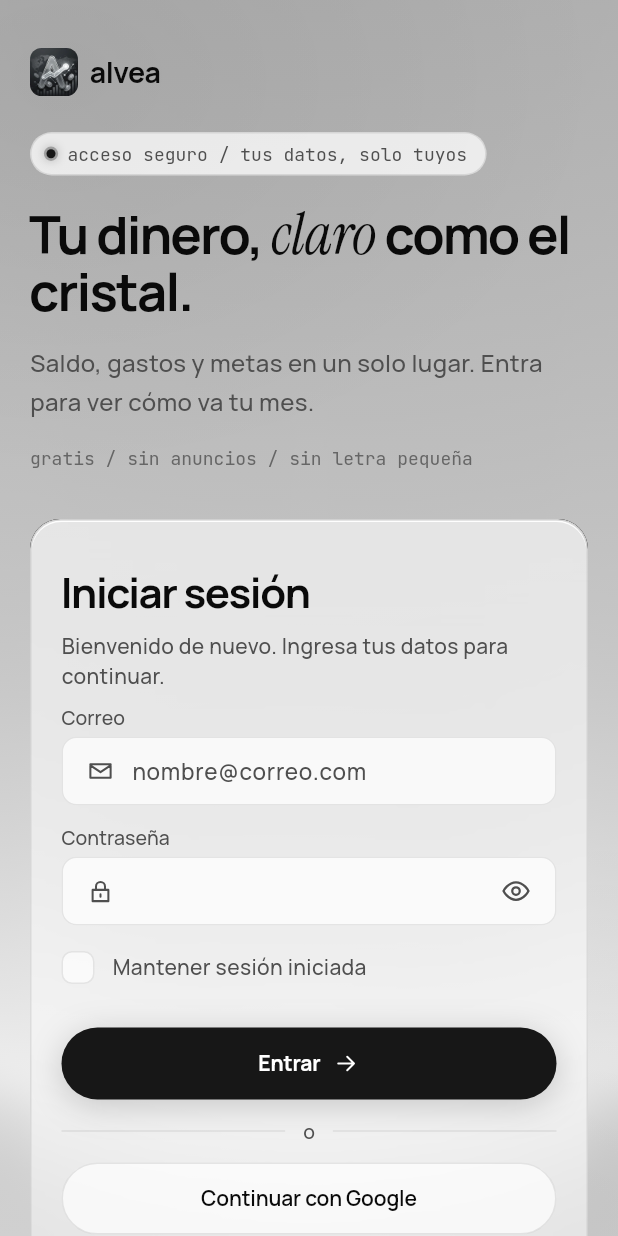
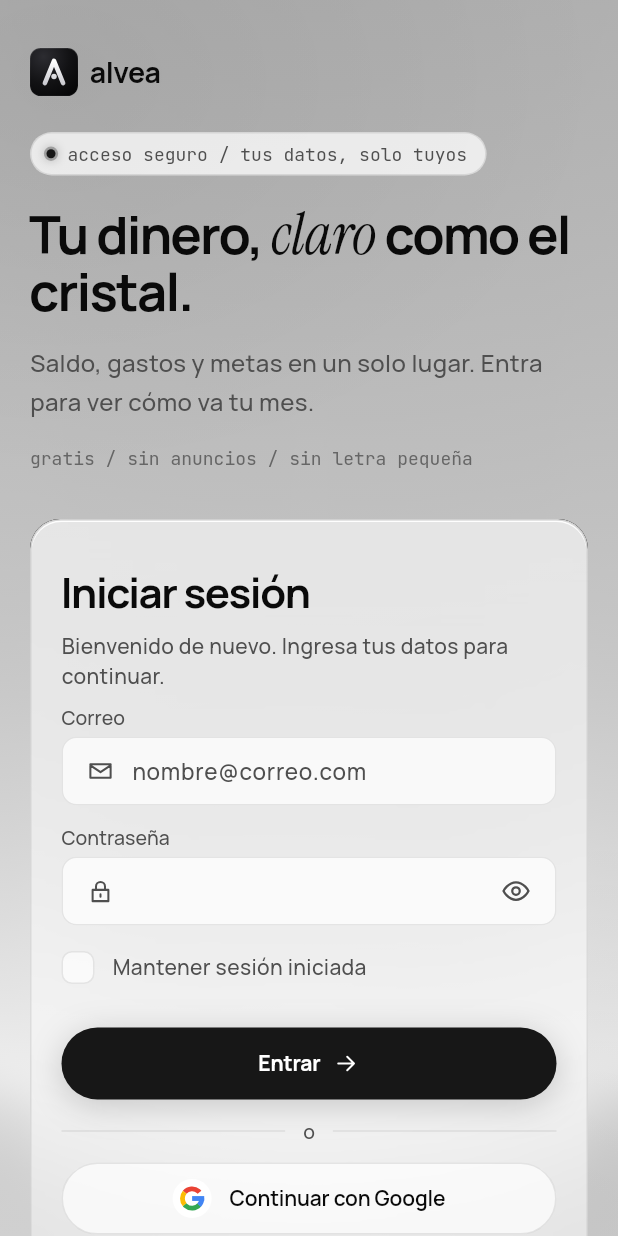
Before and after one commit to Romanxt66/app-finanzas, a Flutter app: the screen it shows after launch, after a tap on "Mantener sesión iniciada", on a phone screen of 412 x 824 dp. Run offline on Flutter 3.47's test engine with Material 3 defaults, Android fonts, the phone set to English and light mode, and no system bars; our stand-ins replace file_picker, flutter_local_notifications, go_router, google_sign_in, local_auth, path_drawing and 3 more; missing offline and left inert: dart:js_interop, qr; accounts and stored records are empty.

Commit message:
App: logo nuevo en todos los iconos y la «G» de Google en su botón
- Logo: la «A» de trazo redondeado con un punto, vectorial en la app (sin asset) y regenerado en el
  icono adaptativo (fondo + primer plano + monocromo), iconos antiguos, avisos, arranque (claro y
  oscuro), iconos web y el de Play Store.
- «Continuar con Google» lleva la G oficial de cuatro colores sobre un círculo blanco.

Co-Authored-By: Claude Opus 5.5 <noreply@anthropic.com>
Claude-Session: https://claude.ai/code/session_01X52oSVqZLr5rtP1juLxQFz

```diff
--- a/flutter_app/lib/screens/auth_screens.dart
+++ b/flutter_app/lib/screens/auth_screens.dart
@@ -9,6 +9,7 @@ import '../core/password.dart';
 import '../core/state.dart';
 import '../ui/buttons.dart';
 import '../ui/glass.dart';
+import '../ui/google_mark.dart';
 import '../ui/inputs.dart';
 import '../ui/motion.dart';
 import '../ui/theme.dart';
@@ -808,6 +809,7 @@ class _GoogleSignInSectionState extends State<GoogleSignInSection> {
           CrButton(
             variant: CrButtonVariant.glass,
             label: 'Continuar con Google',
+            leading: const GoogleMark(),
             expand: true,
             height: 48,
             onPressed: _busy ? null : _start,
--- a/flutter_app/lib/ui/buttons.dart
+++ b/flutter_app/lib/ui/buttons.dart
@@ -13,6 +13,7 @@ class CrButton extends StatefulWidget {
     super.key,
     this.label,
     this.icon,
+    this.leading,
     this.trailingIcon,
     this.variant = CrButtonVariant.glass,
     this.small = false,
@@ -23,6 +24,9 @@ class CrButton extends StatefulWidget {
   });
   final String? label;
   final String? icon;
+
+  /// Marca propia antes del texto en lugar de [icon] (p. ej. la «G» de Google).
+  final Widget? leading;
   final String? trailingIcon;
   final CrButtonVariant variant;
   final bool small;
@@ -72,8 +76,9 @@ class _CrButtonState extends State<CrButton> {
       mainAxisSize: widget.expand ? MainAxisSize.max : MainAxisSize.min,
       mainAxisAlignment: MainAxisAlignment.center,
       children: [
-        if (widget.icon != null) CrIcon(widget.icon!, size: 18, color: fg),
-        if (widget.icon != null && widget.label != null) const SizedBox(width: space2),
+        if (widget.leading != null) ...[widget.leading!, const SizedBox(width: space3)],
+        if (widget.leading == null && widget.icon != null) CrIcon(widget.icon!, size: 18, color: fg),
+        if (widget.leading == null && widget.icon != null && widget.label != null) const SizedBox(width: space2),
         if (widget.label != null)
           Flexible(
             child: Text(
--- /dev/null
+++ b/flutter_app/lib/ui/google_mark.dart
@@ -0,0 +1,54 @@
+import 'dart:math' as math;
+
+import 'package:flutter/material.dart';
+
+/// La «G» de Google con sus cuatro colores sobre un círculo blanco, como pide su guía de marca para
+/// los botones de inicio de sesión. Vectorial: se ve nítida a cualquier tamaño y sin assets.
+class GoogleMark extends StatelessWidget {
+  const GoogleMark({super.key, this.size = 26});
+  final double size;
+
+  @override
+  Widget build(BuildContext context) => ExcludeSemantics(
+    child: Container(
+      width: size,
+      height: size,
+      decoration: const BoxDecoration(color: Colors.white, shape: BoxShape.circle),
+      alignment: Alignment.center,
+      child: CustomPaint(size: Size.square(size * 0.62), painter: const GoogleGPainter()),
+    ),
+  );
+}
+
+class GoogleGPainter extends CustomPainter {
+  const GoogleGPainter();
+
+  static const blue = Color(0xFF4285F4);
+  static const green = Color(0xFF34A853);
+  static const yellow = Color(0xFFFBBC05);
+  static const red = Color(0xFFEA4335);
+
+  @override
+  void paint(Canvas canvas, Size size) {
+    final s = size.shortestSide;
+    final w = s * 0.2; // grosor del trazo
+    final r = (s - w) / 2;
+    final center = Offset(size.width / 2, size.height / 2);
+    final rect = Rect.fromCircle(center: center, radius: r);
+    Paint arc(Color color) => Paint()
+      ..style = PaintingStyle.stroke
+      ..strokeWidth = w
+      ..color = color;
+    double deg(double d) => d * math.pi / 180;
+    // Ángulos en el sentido de las agujas del reloj desde las 3: la abertura queda arriba a la derecha
+    canvas.drawArc(rect, deg(-140), deg(100), false, arc(red));
+    canvas.drawArc(rect, deg(140), deg(80), false, arc(yellow));
+    canvas.drawArc(rect, deg(42), deg(98), false, arc(green));
+    canvas.drawArc(rect, deg(0), deg(44), false, arc(blue));
+    // Barra horizontal de la G
+    canvas.drawRect(Rect.fromLTRB(center.dx, center.dy - w / 2, center.dx + r + w / 2, center.dy + w / 2), Paint()..color = blue);
+  }
+
+  @override
+  bool shouldRepaint(GoogleGPainter oldDelegate) => false;
+}
--- a/flutter_app/lib/ui/logo.dart
+++ b/flutter_app/lib/ui/logo.dart
@@ -1,13 +1,16 @@
 import 'package:flutter/material.dart';
 
-/// Logotipo de Alvea: la «A» plateada con la línea de tendencia sobre el mapa y las barras
-/// (`assets/brand/logo.webp`). [AlveaLogoPainter] queda como versión vectorial para dibujar sin assets.
+/// Logotipo de Alvea: la «A» de trazo redondeado con un punto, sobre el cuadrado oscuro
+/// (`brand/alvea-icon.svg`). Se dibuja en vectorial: nítido a cualquier tamaño y sin esperar a un asset.
 class AlveaLogo extends StatelessWidget {
-  const AlveaLogo({super.key, this.size = 32, this.background = true});
+  const AlveaLogo({super.key, this.size = 32, this.background = true, this.ink});
   final double size;
 
-  /// Con el cuadrado redondeado de fondo; sin él queda solo el símbolo.
+  /// Con el cuadrado redondeado de fondo; sin él queda solo el símbolo (para poner sobre algo oscuro).
   final bool background;
+
+  /// Color liso del símbolo; por defecto, blanco con un degradado plateado.
+  final Color? ink;
 
   @override
   Widget build(BuildContext context) => Semantics(
@@ -15,33 +18,23 @@ class AlveaLogo extends StatelessWidget {
     image: true,
     child: SizedBox.square(
       dimension: size,
-      child: ClipRRect(
-        // Sin fondo (p. ej. dentro de la intro, que ya pone su propio cuadrado) apenas se redondea
-        borderRadius: BorderRadius.circular(size * (background ? 0.24 : 0.16)),
-        child: Image.asset(
-          'assets/brand/logo.webp',
-          width: size,
-          height: size,
-          fit: BoxFit.cover,
-          filterQuality: FilterQuality.medium,
-          // Mientras carga (o si falla), el símbolo vectorial
-          errorBuilder: (_, _, _) => CustomPaint(painter: AlveaLogoPainter(background: background)),
-          frameBuilder: (context, child, frame, sync) =>
-              frame == null && !sync ? CustomPaint(painter: AlveaLogoPainter(background: background)) : child,
-        ),
+      child: CustomPaint(
+        painter: AlveaLogoPainter(background: background, ink: ink),
       ),
     ),
   );
 }
 
+/// Dibuja la marca en una caja de 108 × 108 (la del icono adaptativo de Android), escalada al tamaño.
 class AlveaLogoPainter extends CustomPainter {
-  const AlveaLogoPainter({this.background = true});
+  const AlveaLogoPainter({this.background = true, this.ink});
   final bool background;
+  final Color? ink;
 
-  static const violet = Color(0xFF5C5C5C);
-  static const glow = Color(0xFF707070);
-  static const line = Color(0xFF7D7D7D);
-  static const spark = Color(0xFFE4E4E4);
+  static const legs = [Offset(35, 77), Offset(54, 31), Offset(73, 77)];
+  static const dot = Offset(54, 63.2);
+  static const dotRadius = 5.7;
+  static const strokeWidth = 9.5;
 
   @override
   void paint(Canvas canvas, Size size) {
@@ -49,82 +42,63 @@ class AlveaLogoPainter extends CustomPainter {
     canvas.scale(size.width / 108, size.height / 108);
 
     if (background) {
-      final box = RRect.fromRectAndRadius(const Rect.fromLTWH(0, 0, 108, 108), const Radius.circular(24));
+      const box = Rect.fromLTWH(0, 0, 108, 108);
+      final rrect = RRect.fromRectAndRadius(box, const Radius.circular(24));
       canvas.drawRRect(
-        box,
+        rrect,
         Paint()
           ..shader = const RadialGradient(
-            center: Alignment(0, -0.4),
-            radius: 0.8,
-            colors: [Color(0xFF191919), Color(0xFF0D0D0D), Color(0xFF060606)],
-            stops: [0, 0.6, 1],
-          ).createShader(const Rect.fromLTWH(0, 0, 108, 108)),
+            center: Alignment(-0.44, -0.64),
+            radius: 1.0,
+            colors: [Color(0xFF2C2C31), Color(0xFF121214), Color(0xFF050506)],
+            stops: [0, 0.55, 1],
+          ).createShader(box),
       );
       canvas.drawRRect(
-        box.deflate(0.75),
+        rrect.deflate(0.6),
         Paint()
           ..style = PaintingStyle.stroke
-          ..strokeWidth = 1.5
-          ..color = glow.withValues(alpha: 0.35),
+          ..strokeWidth = 1.2
+          ..shader = LinearGradient(
+            begin: Alignment.topCenter,
+            end: Alignment.bottomCenter,
+            colors: [Colors.white.withValues(alpha: 0.24), Colors.white.withValues(alpha: 0.04), Colors.white.withValues(alpha: 0.10)],
+            stops: const [0, 0.5, 1],
+          ).createShader(box),
       );
+      // El símbolo un poco más grande dentro del cuadrado, como en el icono de la app
+      canvas.translate(54, 54);
+      canvas.scale(1.08);
+      canvas.translate(-54, -54);
     }
 
-    canvas.translate(-3, 1);
-    Paint stroke(double w) => Paint()
-      ..style = PaintingStyle.stroke
-      ..strokeWidth = w
-      ..strokeCap = StrokeCap.round
-      ..strokeJoin = StrokeJoin.round;
-
-    // «A»: borde violeta, relleno oscuro en degradado y sombra suave debajo
-    final a = Path()
-      ..moveTo(36, 78)
-      ..lineTo(54, 32)
-      ..lineTo(72, 78);
-    canvas.save();
-    canvas.translate(0, 3);
-    canvas.drawPath(
-      a,
-      stroke(11.5)
-        ..color = Colors.black.withValues(alpha: 0.55)
-        ..maskFilter = const MaskFilter.blur(BlurStyle.normal, 3),
-    );
-    canvas.restore();
-    canvas.drawPath(a, stroke(11.5)..color = violet);
-    canvas.drawPath(
-      a,
-      stroke(8)
+    Paint base() {
+      final p = Paint()..isAntiAlias = true;
+      if (ink != null) return p..color = ink!;
+      return p
         ..shader = const LinearGradient(
           begin: Alignment.topCenter,
           end: Alignment.bottomCenter,
-          colors: [Color(0xFF1C1C1C), Color(0xFF090909)],
-        ).createShader(const Rect.fromLTRB(36, 32, 72, 78)),
+          colors: [Color(0xFFFFFFFF), Color(0xFFC8C8CE)],
+        ).createShader(const Rect.fromLTRB(0, 31, 108, 81));
+    }
+
+    final a = Path()
+      ..moveTo(legs[0].dx, legs[0].dy)
+      ..lineTo(legs[1].dx, legs[1].dy)
+      ..lineTo(legs[2].dx, legs[2].dy);
+    canvas.drawPath(
+      a,
+      base()
+        ..style = PaintingStyle.stroke
+        ..strokeWidth = strokeWidth
+        ..strokeCap = StrokeCap.round
+        ..strokeJoin = StrokeJoin.round,
     );
-
-    // Tendencia que sube hasta el punto, con halo luminoso
-    final trend = Path()
-      ..moveTo(40, 64)
-      ..lineTo(51, 57)
-      ..lineTo(58, 61)
-      ..lineTo(74, 48);
-    final halo = Paint()
-      ..color = glow.withValues(alpha: 0.95)
-      ..maskFilter = const MaskFilter.blur(BlurStyle.normal, 3.2);
-    for (var i = 0; i < 2; i++) {
-      canvas.drawPath(
-        trend,
-        stroke(7)
-          ..color = halo.color
-          ..maskFilter = halo.maskFilter,
-      );
-      canvas.drawCircle(const Offset(78, 45), 5.5, halo);
-    }
-    canvas.drawPath(trend, stroke(7)..color = line);
-    canvas.drawCircle(const Offset(78, 45), 5.5, Paint()..color = line);
-    canvas.drawCircle(const Offset(78, 45), 2.2, Paint()..color = spark);
+    canvas.drawCircle(dot, dotRadius, base());
     canvas.restore();
   }
 
   @override
-  bool shouldRepaint(AlveaLogoPainter old) => old.background != background;
+  bool shouldRepaint(AlveaLogoPainter old) => old.background != background || old.ink != ink;
 }
--- a/flutter_app/pubspec.yaml
+++ b/flutter_app/pubspec.yaml
@@ -74,8 +74,6 @@ flutter:
     - assets/backgrounds/
     # Logos opcionales de bancos (ver assets/banks/README.md)
     - assets/banks/
-    # Logotipo (cuadrado de 512 px)
-    - assets/brand/
   fonts:
     - family: Manrope
       fonts:
```
Also changed, not shown: flutter_app/lib/ui/intro.dart (+4 -4 lines), flutter_app/assets/brand/logo.webp (deleted), flutter_app/brand/alvea-icon-square.svg, flutter_app/brand/alvea-icon.svg, flutter_app/brand/alvea-logo-horizontal.svg, flutter_app/brand/play-store-icon-512.png, 26 other files.
